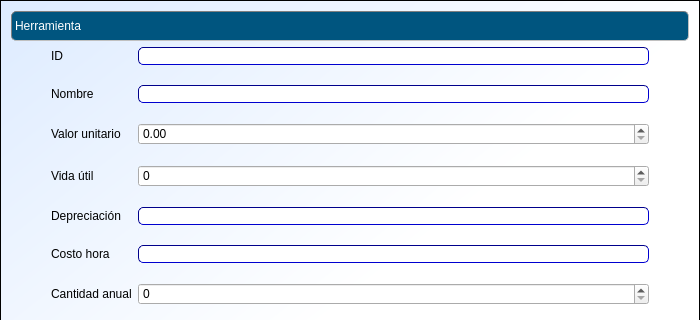
Exxu/cosmec-si, file cosmec/formularioherr.ui: the form before one commit; both pictures show x 0 to 700 and y 0 to 320 of the 700 by 550 pixel window.
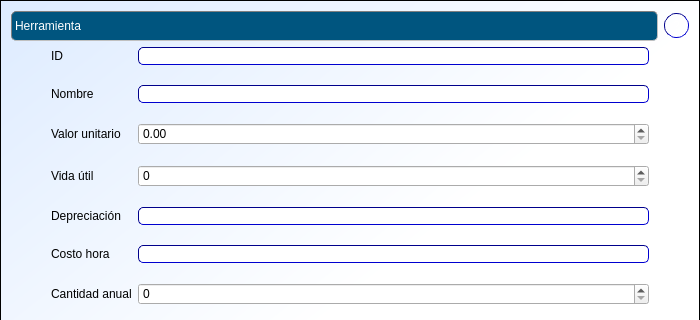
The form after the commit. Icons and pictures are not drawn.

Commit message: botones de ayuda. connects hasta cargos. ayuda maq completa

The edit to the form file:
```diff
--- a/cosmec/formularioherr.ui
+++ b/cosmec/formularioherr.ui
@@ -42,6 +42,11 @@
 font: 11pt &quot;Arial&quot;;
 background: transparent;
 }
+QPushButton#pushButton_3{ /*ayuda*/
+  border: 1px inset darkblue;
+  border-radius:12px;
+ font: bold 12pt &quot;Calibri&quot;;
+}
 .QPushButton {
 background: qlineargradient(
   x1:0, y1:0, x2:0, y2:1,
@@ -61,6 +66,8 @@
   </property>
   <layout class="QVBoxLayout" name="verticalLayout">
    <item>
+    <layout class="QHBoxLayout" name="horizontalLayout_5">
+     <item>
     <widget class="QLabel" name="label">
      <property name="minimumSize">
       <size>
@@ -74,6 +81,27 @@
     </widget>
    </item>
    <item>
+      <widget class="QPushButton" name="pushButton_3">
+       <property name="minimumSize">
+        <size>
+         <width>25</width>
+         <height>25</height>
+        </size>
+       </property>
+       <property name="maximumSize">
+        <size>
+         <width>25</width>
+         <height>25</height>
+        </size>
+       </property>
+       <property name="text">
+        <string>?</string>
+       </property>
+      </widget>
+     </item>
+    </layout>
+   </item>
+   <item>
     <spacer name="verticalSpacer_2">
      <property name="orientation">
       <enum>Qt::Vertical</enum>
```
Left out of the diff: 3 changed lines with no effect on the pictures. Lines whose indentation alone changed are shown as unchanged. The commit also changes 30 other files.
